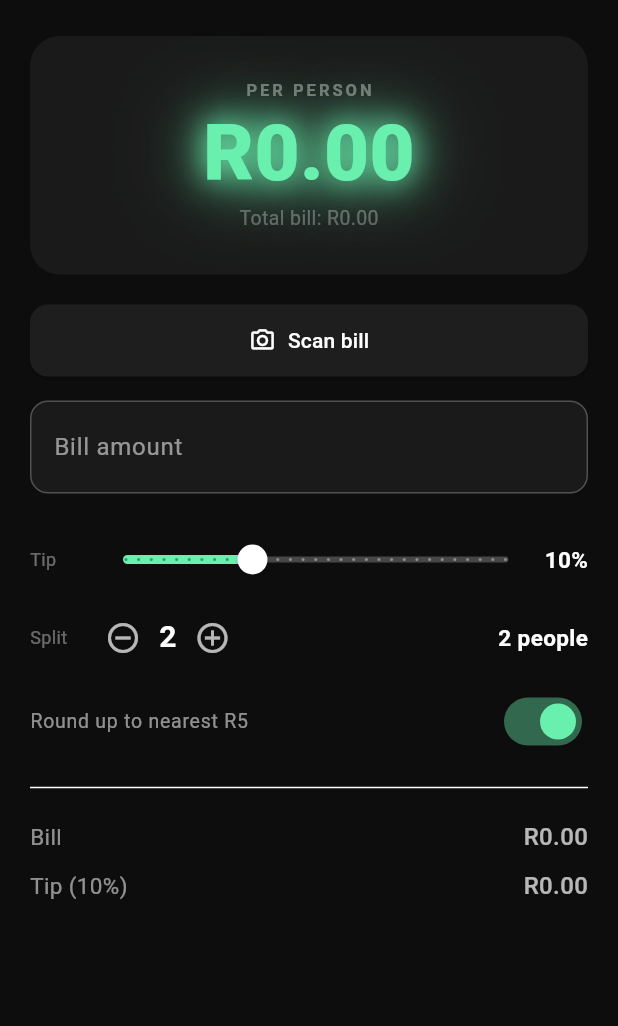
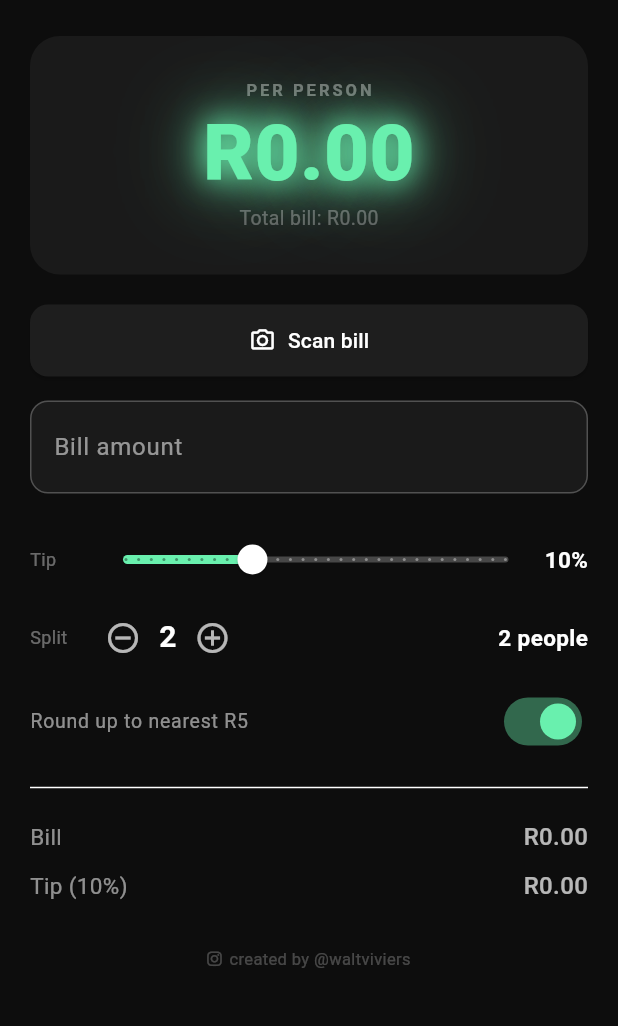
Before and after one commit to waltviviers/bill_tipper, a Flutter app: the screen it shows after launch, after a tap on the "add circle outline" icon, on a phone screen of 412 x 824 dp, the part 210-1236 px from its top. Run offline on Flutter 3.47's test engine with Material 3 defaults, Android fonts, the phone set to English and light mode, and no system bars; our stand-ins replace font_awesome_flutter, image_picker; missing offline and left inert: google_mlkit_text_recognition.

Commit message:
Add Instagram attribution footer
Tiny 'created by @waltviviers' at the bottom with Instagram icon;
taps open instagram.com/waltviviers in the browser.

https://claude.ai/code/session_01RriNDtYfh3mf6J86Ed7ZG1

```diff
--- a/lib/main.dart
+++ b/lib/main.dart
@@ -2,6 +2,8 @@ import 'dart:io';
 import 'package:flutter/material.dart';
 import 'package:image_picker/image_picker.dart';
 import 'package:google_mlkit_text_recognition/google_mlkit_text_recognition.dart';
+import 'package:url_launcher/url_launcher.dart';
+import 'package:font_awesome_flutter/font_awesome_flutter.dart';
 
 void main() => runApp(const BillTipperApp());
 
@@ -377,6 +379,29 @@ class _BillTipperHomeState extends State<BillTipperHome> {
 
             _MoneyRow(label: 'Bill', value: bill),
             _MoneyRow(label: 'Tip (${_tipPercent.toStringAsFixed(0)}%)', value: tipValue),
+
+            const SizedBox(height: 24),
+
+            // Footer
+            GestureDetector(
+              onTap: () => launchUrl(
+                Uri.parse('https://www.instagram.com/waltviviers/'),
+                mode: LaunchMode.externalApplication,
+              ),
+              child: const Row(
+                mainAxisAlignment: MainAxisAlignment.center,
+                children: [
+                  FaIcon(FontAwesomeIcons.instagram, size: 11, color: Colors.white24),
+                  SizedBox(width: 5),
+                  Text(
+                    'created by @waltviviers',
+                    style: TextStyle(color: Colors.white24, fontSize: 11),
+                  ),
+                ],
+              ),
+            ),
+
+            const SizedBox(height: 8),
           ],
         ),
       ),
--- a/pubspec.yaml
+++ b/pubspec.yaml
@@ -13,6 +13,8 @@ dependencies:
   cupertino_icons: ^1.0.6
   image_picker: ^1.1.1
   google_mlkit_text_recognition: ^0.15.0
+  url_launcher: ^6.3.0
+  font_awesome_flutter: ^10.7.0
 
 dev_dependencies:
   flutter_test:
```
